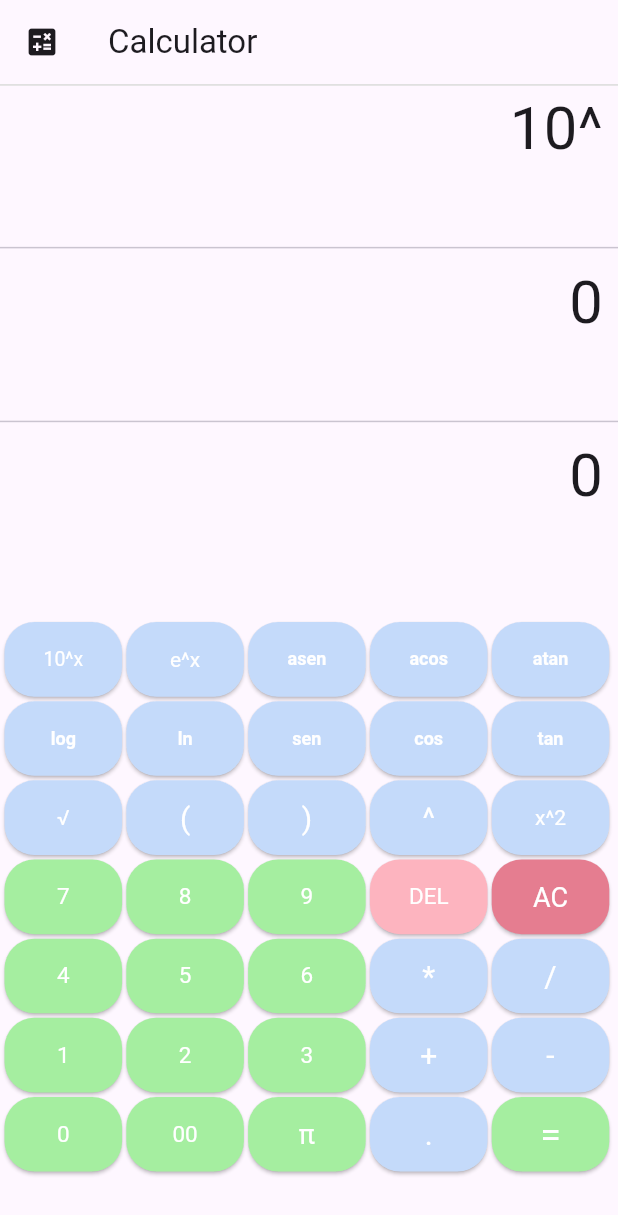
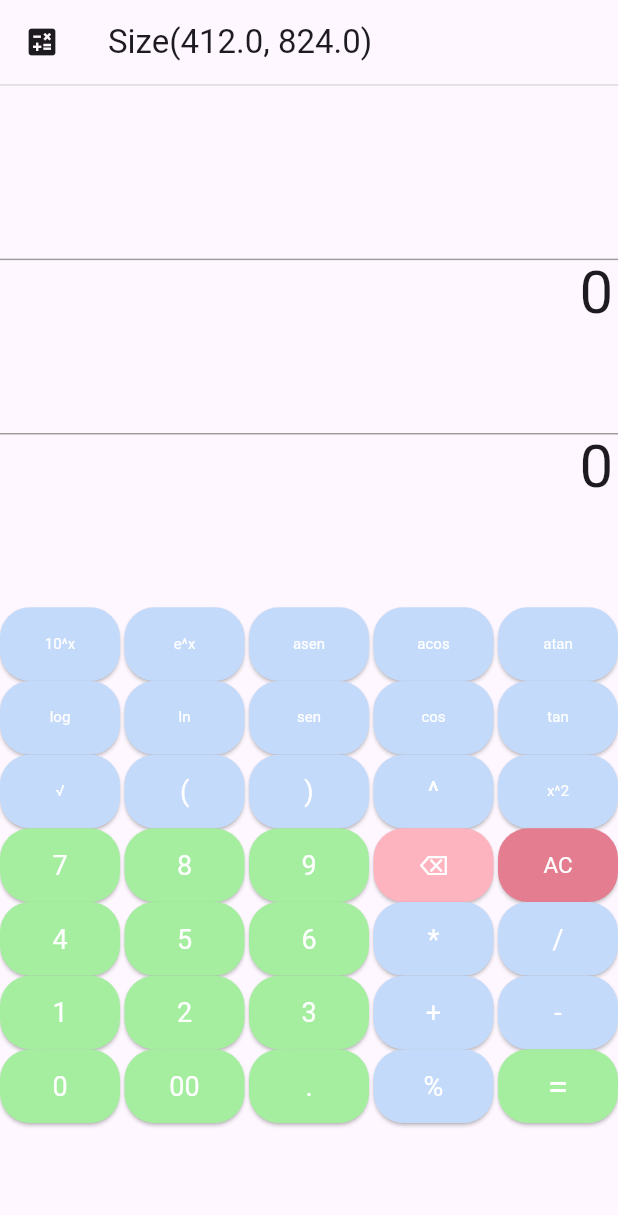
Before and after one commit to JorgeAlcaras/calculator, a Flutter app: the screen it shows after launch, after a tap on "10^x", on a phone screen of 412 x 824 dp. Shown: the top 1215 px of the screen. Run offline on Flutter 3.47's test engine with Material 3 defaults, Android fonts, the phone set to English and light mode, and no system bars; drawn by our look-alikes of auto_size_text; our stand-ins replace bloc, flutter_bloc; missing offline and left inert: window_manager.

```diff
--- a/lib/button_widget/button.dart
+++ b/lib/button_widget/button.dart
@@ -1,3 +1,5 @@
+import 'dart:io';
+
 import 'package:calculator/bloc/bloc.dart';
 import 'package:flutter/material.dart';
 import 'package:flutter_bloc/flutter_bloc.dart';
@@ -19,12 +21,23 @@ class Button extends StatelessWidget {
 
   @override
   Widget build(BuildContext context) {
-    final buttonWidth = MediaQuery.of(context).size.width / 6.61;
-    final buttonHeight = MediaQuery.of(context).size.height / 16.56;
+    try {
+      double buttonWidth;
+      double buttonHeight;
+      if (Platform.isAndroid || Platform.isIOS) {
+        buttonWidth = (MediaQuery.of(context).size.width - 18) / 5;
+        buttonHeight = (MediaQuery.of(context).size.height - 75) * (8 / 122);
+      } else if (Platform.isWindows || Platform.isLinux || Platform.isMacOS) {
+        buttonWidth = (MediaQuery.of(context).size.width + 22) / 5;
+        buttonHeight = (MediaQuery.of(context).size.height - 75) * (4 / 51);
+      } else {
+        buttonWidth = (MediaQuery.of(context).size.width - 18) / 5;
+        buttonHeight = (MediaQuery.of(context).size.height - 75) * (4 / 51);
+      }
 
-    final calculatorBloc = BlocProvider.of<CalculatorBloc>(context);
-    String label = '';
-    return ElevatedButton(
+      final calculatorBloc = BlocProvider.of<CalculatorBloc>(context);
+      return Expanded(
+          child: ElevatedButton(
         onPressed: () {
           if (function == 'Delete') {
             // delete element
@@ -50,6 +63,46 @@ class Button extends StatelessWidget {
           maximumSize: Size(buttonWidth, buttonHeight),
           textStyle: TextStyle(fontSize: fontSize),
         ),
-        child: Text(label));
+        child: Text(label.toString()),
+      ));
+    } catch (e) {
+      final double buttonWidth = ((MediaQuery.of(context).size.width - 18) / 5);
+      final buttonHeight =
+          ((MediaQuery.of(context).size.height - 75) * 0.5) * (1 / 7);
+
+      final calculatorBloc = BlocProvider.of<CalculatorBloc>(context);
+      return Expanded(
+          child: ElevatedButton(
+        onPressed: () {
+          if (function == 'Delete') {
+            // delete element
+            calculatorBloc.add(DeleteElement());
+          } else if (function == 'Equal') {
+            // calculate
+            calculatorBloc.add(Calculate());
+          } else if (function == 'Clear') {
+            // clear all
+            calculatorBloc.add(Clear());
+          } else if (function == 'Function') {
+            // add element
+            calculatorBloc.add(AddElement(action));
+          } else {
+            // add element
+            calculatorBloc.add(AddElement(action));
+          }
+        },
+        style: ElevatedButton.styleFrom(
+          backgroundColor: color,
+          foregroundColor: Colors.white,
+          shape: RoundedRectangleBorder(
+            borderRadius: BorderRadius.circular(20),
+          ),
+          minimumSize: Size(buttonWidth, buttonHeight),
+          maximumSize: Size(buttonWidth, buttonHeight),
+          textStyle: TextStyle(fontSize: fontSize),
+        ),
+        child: Text(label.toString()),
+      ));
+    }
   }
 }
--- a/lib/button_widget/button_widget.dart
+++ b/lib/button_widget/button_widget.dart
@@ -1,7 +1,6 @@
-export 'package:calculator/widgets/button_widget/button.dart';
-export 'package:calculator/widgets/button_widget/button_widget.dart';
-export 'package:calculator/widgets/button_widget/clear_button.dart';
-export 'package:calculator/widgets/button_widget/deleting_button.dart';
-export 'package:calculator/widgets/button_widget/function_button.dart';
-export 'package:calculator/widgets/button_widget/generic_button.dart';
-export 'package:calculator/widgets/button_widget/the_equal_button.dart';
+export 'package:calculator/button_widget/button.dart';
+export 'package:calculator/button_widget/clear_button.dart';
+export 'package:calculator/button_widget/deleting_button.dart';
+export 'package:calculator/button_widget/function_button.dart';
+export 'package:calculator/button_widget/generic_button.dart';
+export 'package:calculator/button_widget/the_equal_button.dart';
--- a/lib/button_widget/clear_button.dart
+++ b/lib/button_widget/clear_button.dart
@@ -0,0 +1,26 @@
+import 'package:calculator/button_widget/button.dart';
+import 'package:flutter/material.dart';
+
+class ClearButton extends Button {
+  const ClearButton({
+    Key? key,
+    required Color color,
+  }) : super(
+          action: '',
+          function: 'Clear',
+          fontSize: 18,
+          color: color,
+          label: 'C',
+        );
+
+  @override
+  Widget build(BuildContext context) {
+    return Button(
+      action: '',
+      function: 'Clear',
+      fontSize: 15,
+      color: color,
+      label: 'AC',
+    );
+  }
+}
--- a/lib/button_widget/deleting_button.dart
+++ b/lib/button_widget/deleting_button.dart
@@ -1,4 +1,4 @@
-import 'package:calculator/widgets/button_widget/button.dart';
+import 'package:calculator/button_widget/button.dart';
 import 'package:flutter/material.dart';
 
 class DeleteButton extends Button {
@@ -7,7 +7,7 @@ class DeleteButton extends Button {
     required Color color,
   }) : super(
           action: '',
-          function: 'delete',
+          function: 'Delete',
           fontSize: 18,
           color: color,
           label: '⌫',
@@ -17,7 +17,7 @@ class DeleteButton extends Button {
   Widget build(BuildContext context) {
     return Button(
       action: '',
-      function: 'delete',
+      function: 'Delete',
       fontSize: 18,
       color: color,
       label: '⌫',
--- a/lib/button_widget/function_button.dart
+++ b/lib/button_widget/function_button.dart
@@ -1,4 +1,4 @@
-import 'package:calculator/widgets/button_widget/button.dart';
+import 'package:calculator/button_widget/button.dart';
 import 'package:flutter/material.dart';
 
 class FunctionButton extends Button {
@@ -9,7 +9,7 @@ class FunctionButton extends Button {
     required String label,
   }) : super(
           action: '',
-          function: 'function',
+          function: 'Function',
           fontSize: 18,
           color: color,
           label: label,
@@ -19,8 +19,8 @@ class FunctionButton extends Button {
   Widget build(BuildContext context) {
     return Button(
       action: action,
-      function: 'function',
-      fontSize: 18,
+      function: 'Function',
+      fontSize: 10,
       color: color,
       label: label,
     );
--- a/lib/button_widget/generic_button.dart
+++ b/lib/button_widget/generic_button.dart
@@ -1,4 +1,4 @@
-import 'package:calculator/widgets/button_widget/button.dart';
+import 'package:calculator/button_widget/button.dart';
 import 'package:flutter/material.dart';
 
 class GenericButton extends Button {
--- a/lib/button_widget/the_equal_button.dart
+++ b/lib/button_widget/the_equal_button.dart
@@ -1,13 +1,13 @@
-import 'package:calculator/widgets/button_widget/button.dart';
+import 'package:calculator/button_widget/button.dart';
 import 'package:flutter/material.dart';
 
-class EqualButton extends Button {
-  const EqualButton({
+class EqualButton1 extends Button {
+  const EqualButton1({
     super.key,
     required Color color,
   }) : super(
           action: '',
-          function: 'equal',
+          function: 'Equal',
           fontSize: 18,
           color: color,
           label: '=',
@@ -17,8 +17,8 @@ class EqualButton extends Button {
   Widget build(BuildContext context) {
     return Button(
       action: '',
-      function: 'equal',
-      fontSize: 18,
+      function: 'Equal',
+      fontSize: 25,
       color: color,
       label: '=',
     );
--- a/lib/helpers/helpers.dart
+++ b/lib/helpers/helpers.dart
@@ -1,2 +1,2 @@
-export 'package:calculator/helperstry/infix_to_postfix_convertion.dart';
-export 'package:calculator/helperstry/evaluate_postfix.dart';
+export 'package:calculator/helpers/evaluate_postfix.dart';
+export 'package:calculator/helpers/infix_to_postfix_convertion.dart';
--- a/lib/keyboard/keyboard2.dart
+++ b/lib/keyboard/keyboard2.dart
@@ -0,0 +1,119 @@
+import 'package:calculator/button_widget/button_widget.dart';
+import 'package:flutter/material.dart';
+
+class KeyboardSecond extends StatelessWidget {
+  const KeyboardSecond({super.key});
+
+  @override
+  Widget build(BuildContext context) {
+    const Color deleteColor = Color.fromRGBO(253, 180, 191, 1);
+    const Color clearColor = Color.fromRGBO(229, 125, 144, 1);
+    const Color numberColor = Color.fromRGBO(165, 238, 160, 1);
+    const Color operatorColor = Color.fromRGBO(196, 218, 250, 1);
+    const Color equalColor = Color.fromRGBO(165, 238, 160, 1);
+    const Color functionColor = Color.fromRGBO(196, 218, 250, 1);
+
+    final double width = MediaQuery.of(context).size.width;
+    final double height = (MediaQuery.of(context).size.height - 65) * 0.5;
+
+    final double widthSeparator = 3;
+    final double heightSeparator = 3;
+
+    return Column(
+        mainAxisAlignment: MainAxisAlignment.start,
+        crossAxisAlignment: CrossAxisAlignment.start,
+        children: [
+          Row(
+            children: [
+              const FunctionButton(
+                  action: '10^', color: functionColor, label: '10^x'),
+              SizedBox(width: widthSeparator),
+              const FunctionButton(
+                  action: 'exp(', color: functionColor, label: 'e^x'),
+              SizedBox(width: widthSeparator),
+              const FunctionButton(
+                  action: 'asen(', color: functionColor, label: 'asen'),
+              SizedBox(width: widthSeparator),
+              const FunctionButton(
+                  action: 'acos(', color: functionColor, label: 'acos'),
+              SizedBox(width: widthSeparator),
+              const FunctionButton(
+                  action: 'atan(', color: functionColor, label: 'atan'),
+            ],
+          ),
+          Row(children: [
+            const FunctionButton(
+                action: 'log(', color: functionColor, label: 'log'),
+            SizedBox(width: widthSeparator),
+            const FunctionButton(
+                action: 'ln(', color: functionColor, label: 'ln'),
+            SizedBox(width: widthSeparator),
+            const FunctionButton(
+                action: 'sen(', color: functionColor, label: 'sen'),
+            SizedBox(width: widthSeparator),
+            const FunctionButton(
+                action: 'cos(', color: functionColor, label: 'cos'),
+            SizedBox(width: widthSeparator),
+            const FunctionButton(
+                action: 'tan(', color: functionColor, label: 'tan'),
+          ]),
+          Row(children: [
+            const FunctionButton(
+                action: 'sqrt(', color: functionColor, label: '√'),
+            SizedBox(width: widthSeparator),
+            const GenericButton(color: operatorColor, label: '('),
+            SizedBox(width: widthSeparator),
+            const GenericButton(color: operatorColor, label: ')'),
+            SizedBox(width: widthSeparator),
+            const GenericButton(color: operatorColor, label: '^'),
+            SizedBox(width: widthSeparator),
+            const FunctionButton(
+                action: '^(2)', color: functionColor, label: 'x^2'),
+          ]),
+          Row(children: [
+            const GenericButton(color: numberColor, label: '7'),
+            SizedBox(width: widthSeparator),
+            const GenericButton(color: numberColor, label: '8'),
+            SizedBox(width: widthSeparator),
+            const GenericButton(color: numberColor, label: '9'),
+            SizedBox(width: widthSeparator),
+            const DeleteButton(color: deleteColor),
+            SizedBox(width: widthSeparator),
+            const ClearButton(color: clearColor),
+          ]),
+          Row(children: [
+            const GenericButton(color: numberColor, label: '4'),
+            SizedBox(width: widthSeparator),
+            const GenericButton(color: numberColor, label: '5'),
+            SizedBox(width: widthSeparator),
+            const GenericButton(color: numberColor, label: '6'),
+            SizedBox(width: widthSeparator),
+            const GenericButton(color: operatorColor, label: '*'),
+            SizedBox(width: widthSeparator),
+            const GenericButton(color: operatorColor, label: '/'),
+          ]),
+          Row(children: [
+            const GenericButton(color: numberColor, label: '1'),
+            SizedBox(width: widthSeparator),
+            const GenericButton(color: numberColor, label: '2'),
+            SizedBox(width: widthSeparator),
+            const GenericButton(color: numberColor, label: '3'),
+            SizedBox(width: widthSeparator),
+            const GenericButton(color: operatorColor, label: '+'),
+            SizedBox(width: widthSeparator),
+            const GenericButton(color: operatorColor, label: '-'),
+          ]),
+          Row(children: [
+            const GenericButton(color: numberColor, label: '0'),
+            SizedBox(width: widthSeparator),
+            const GenericButton(color: numberColor, label: '00'),
+            SizedBox(width: widthSeparator),
+            const GenericButton(color: numberColor, label: '.'),
+            SizedBox(width: widthSeparator),
+            const GenericButton(color: operatorColor, label: '%'),
+            SizedBox(width: widthSeparator),
+            const EqualButton1(color: equalColor),
+          ]),
+        ]);
+  }
+}
--- a/lib/main.dart
+++ b/lib/main.dart
@@ -3,8 +3,26 @@ import 'package:calculator/screens/home_screen.dart';
 import 'package:flutter/material.dart';
 import 'package:flutter/services.dart';
 import 'package:flutter_bloc/flutter_bloc.dart';
+import 'package:window_manager/window_manager.dart';
 
-void main() {
+void main() async {
+  try {
+    WidgetsFlutterBinding.ensureInitialized();
+    await windowManager.ensureInitialized();
+
+    WindowOptions windowOptions = const WindowOptions(
+      size: Size(430, 410),
+      center: true,
+      minimumSize: Size(430, 410),
+      windowButtonVisibility: true,
+    );
+    windowManager.waitUntilReadyToShow(windowOptions, () async {
+      await windowManager.show();
+      await windowManager.focus();
+    });
+  } catch (e) {
+    print(e);
+  }
   runApp(AppState());
 }
 
--- a/lib/screens/home_screen.dart
+++ b/lib/screens/home_screen.dart
@@ -1,4 +1,4 @@
-import 'package:calculator/keyboard/keyboard.dart';
+import 'package:calculator/keyboard/keyboard2.dart';
 import 'package:calculator/widgets/widgets.dart';
 import 'package:flutter/material.dart';
 
@@ -9,11 +9,14 @@ class HomeScreen extends StatelessWidget {
   Widget build(BuildContext context) {
     final sizeWidth = MediaQuery.of(context).size.width;
     final sizeHeight = MediaQuery.of(context).size.height;
+    final size = MediaQuery.of(context).size;
+    final sizeHeightAppBar = AppBar().preferredSize.height;
+    [1, 2, 3, 4].map((number) => Text(number.toString()));
 
     return Scaffold(
       appBar: AppBar(
         leading: Icon(Icons.calculate),
-        title: Text('Calculator'),
+        title: Text('$size'),
       ),
       body: Center(
         child: Column(children: [
@@ -23,11 +26,7 @@ class HomeScreen extends StatelessWidget {
             width: double.infinity,
           ),
           Results(),
-          Container(
-            height: sizeHeight / 36,
-            width: double.infinity,
-          ),
-          Keyboard(),
+          KeyboardSecond(),
         ]),
       ),
     );
--- a/lib/widgets/expression_display.dart
+++ b/lib/widgets/expression_display.dart
@@ -8,22 +8,25 @@ class ExpressionDisplay extends StatelessWidget {
 
   @override
   Widget build(BuildContext context) {
-    final sizeHeight = MediaQuery.of(context).size.height;
-    final sizeWidth = MediaQuery.of(context).size.width;
+    final double sizeHeight =
+        (MediaQuery.of(context).size.height - 75) * (2 / 13);
+    final double sizeWidth = MediaQuery.of(context).size.width;
+    final padding = MediaQuery.of(context).size.width / 56.5;
+
+    final fontSize = sizeWidth / 20;
 
     return Container(
-      padding: const EdgeInsets.all(10),
-      width: double.infinity,
-      height: sizeHeight / 8.25,
+      padding: EdgeInsets.all(3),
+      height: sizeHeight,
       alignment: Alignment.centerRight,
       child: Column(
         children: [
           TextFieldTapRegion(
             child: AutoSizeText(
               '$print',
-              style: TextStyle(fontSize: sizeHeight / 20.65, height: 0.9),
+              style: TextStyle(fontSize: 40, height: 0.9),
               maxLines: 2,
-              minFontSize: 20,
+              minFontSize: 35,
               maxFontSize: 40,
               overflow: TextOverflow.ellipsis,
             ),
--- a/lib/widgets/results.dart
+++ b/lib/widgets/results.dart
@@ -14,9 +14,9 @@ class Results extends StatelessWidget {
           child: Column(
             children: [
               ExpressionDisplay(print: state.infixExpression),
-              Divider(),
+              Container(height: 1, color: Colors.grey[500]),
               ExpressionDisplay(print: state.postfixExpression),
-              Divider(),
+              Container(height: 1, color: Colors.grey[500]),
               ExpressionDisplay(print: state.postfixResult),
             ],
           ),
--- a/pubspec.yaml
+++ b/pubspec.yaml
@@ -38,6 +38,7 @@ dependencies:
   flutter_bloc: ^8.1.4
   auto_size_text: ^3.0.0
   intl: ^0.19.0
+  window_manager: ^0.3.8
 
 dev_dependencies:
   flutter_test:
```
Also changed, not shown: pubspec.lock, 5 other files.
